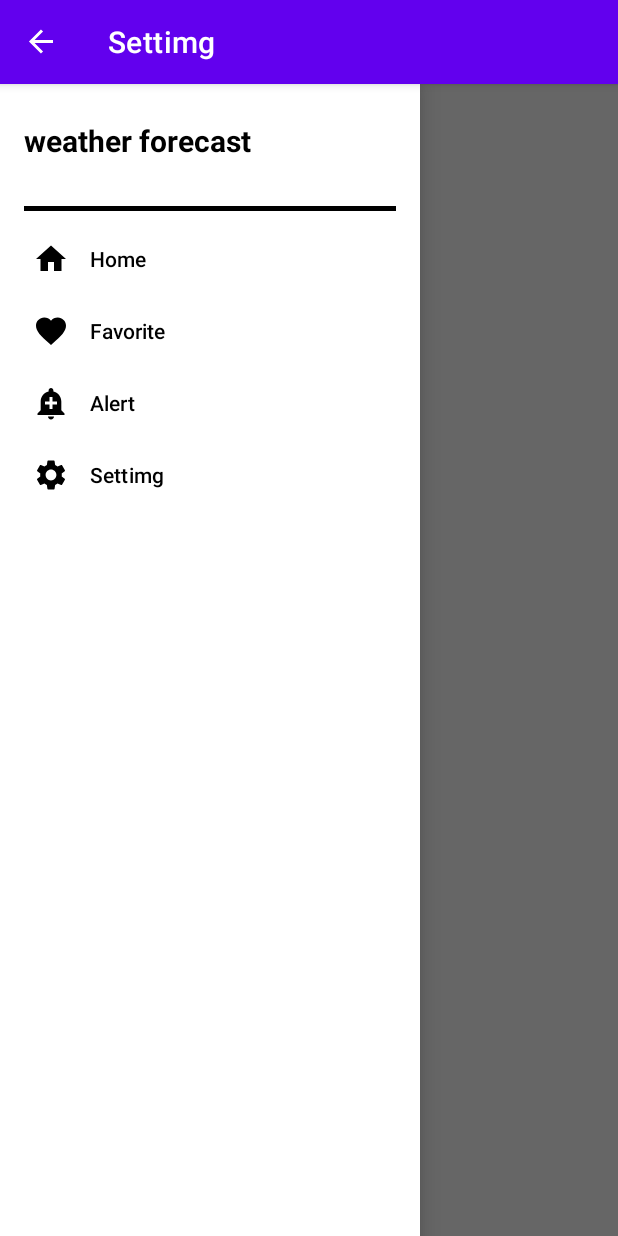
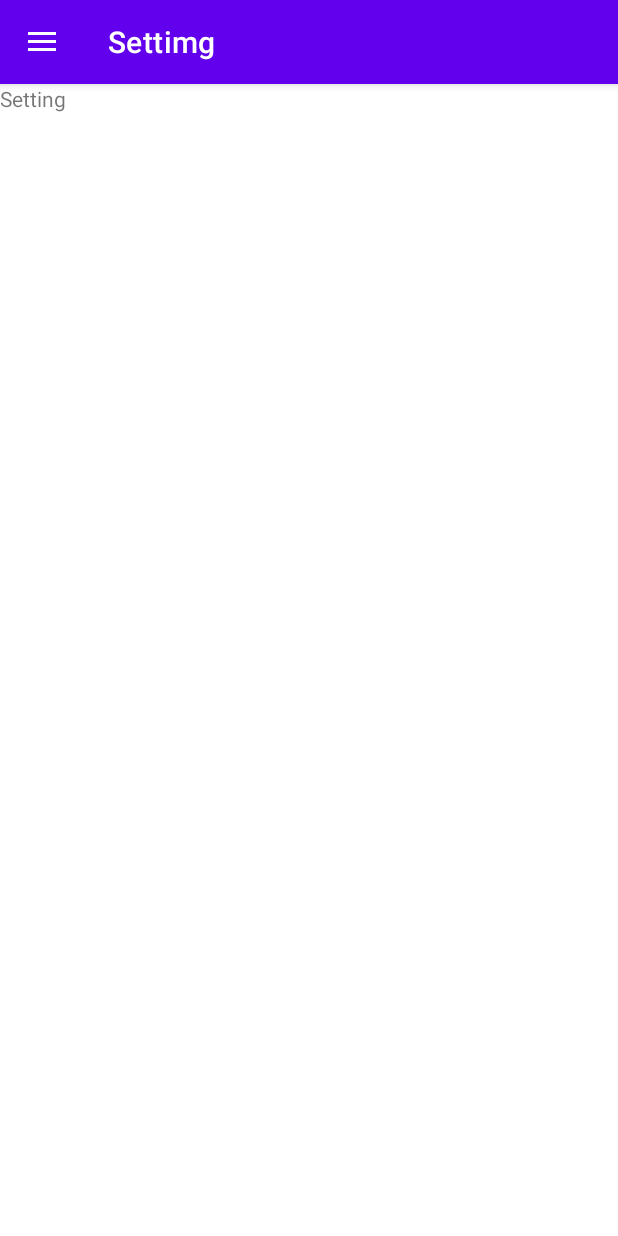
Before and after one commit to AbdelrahmanSayed19598/Dark-Sky, an Android app: the screen it shows after launch (MainActivity), in the side drawer, after a tap on "Settimg", on a phone screen of 412 x 824 dp. Run offline under Robolectric (Android 15) with nearby library versions, the phone set to English and light mode, and no system bars.

Commit message:
handel navigation from drawer an replace fragment on home activity

```diff
--- a/app/src/main/java/com/example/weatherforecast/MainActivity.kt
+++ b/app/src/main/java/com/example/weatherforecast/MainActivity.kt
@@ -2,8 +2,10 @@ package com.example.weatherforecast
 
 import androidx.appcompat.app.AppCompatActivity
 import android.os.Bundle
+import android.view.Gravity
 import android.view.MenuItem
 import androidx.appcompat.app.ActionBarDrawerToggle
+import androidx.core.view.GravityCompat
 import androidx.drawerlayout.widget.DrawerLayout
 import androidx.fragment.app.Fragment
 import com.example.weatherforecast.alerts.AlertFragment
@@ -15,10 +17,11 @@ import com.google.android.material.navigation.NavigationView
 class MainActivity : AppCompatActivity() {
     lateinit var togel : ActionBarDrawerToggle
     lateinit var drawerLayout: DrawerLayout
-
+     var id : Int = 0
     override fun onCreate(savedInstanceState: Bundle?) {
         super.onCreate(savedInstanceState)
         setContentView(R.layout.activity_main)
+
 
        drawerLayout  = findViewById(R.id.drawerLayout)
         val navView : NavigationView = findViewById(R.id.navView)
@@ -32,10 +35,28 @@ class MainActivity : AppCompatActivity() {
 
         navView.setNavigationItemSelectedListener {
             when(it.itemId){
-                R.id.nav_home -> replaceFragment(HomeFragment(),it.title.toString())
-                R.id.nav_favorite -> replaceFragment(FavoriteFragment(),it.title.toString())
-                R.id.nav_alert -> replaceFragment(AlertFragment(),it.title.toString())
-                R.id.nav_setting -> replaceFragment(SettingFragment(),it.title.toString())
+                R.id.nav_home -> {
+                    id = R.id.nav_home
+                    replaceFragment(HomeFragment(),it.title.toString())
+                drawerLayout.closeDrawer(GravityCompat.START)
+                }
+
+                R.id.nav_favorite -> {
+                    id = R.id.nav_favorite
+                    replaceFragment(FavoriteFragment(),it.title.toString())
+                    drawerLayout.closeDrawer(GravityCompat.START)
+                }
+                R.id.nav_alert -> {
+                    id = R.id.nav_alert
+                    replaceFragment(AlertFragment(),it.title.toString())
+                    drawerLayout.closeDrawer(GravityCompat.START)
+
+                }
+                R.id.nav_setting ->{
+                    id = R.id.nav_setting
+                    replaceFragment(SettingFragment(), it.title.toString())
+            drawerLayout.closeDrawer(GravityCompat.START)
+                 }
             }
             true
         }
@@ -58,4 +79,17 @@ class MainActivity : AppCompatActivity() {
         frahmentTransaction.commit()
         setTitle(title)
     }
+
+    override fun onBackPressed() {
+        if(drawerLayout.isDrawerOpen(GravityCompat.START)){
+            drawerLayout.closeDrawer(GravityCompat.START)
+        }
+       else if (id != R.id.nav_home){
+            replaceFragment(HomeFragment(),"Home")
+            id = R.id.nav_home
+        }
+        else {
+            super.onBackPressed()
+        }
+    }
 }
--- a/app/src/main/res/menu/nav_menu.xml
+++ b/app/src/main/res/menu/nav_menu.xml
@@ -2,7 +2,7 @@
 <menu xmlns:android="http://schemas.android.com/apk/res/android"
     xmlns:tools="http://schemas.android.com/tools"
     tools:showIN="navigation_view">
-
+ <group android:checkableBehavior="single">
     <item
     android:id="@+id/nav_home"
     android:title="Home"
@@ -23,4 +23,5 @@
         android:title="Settimg"
         android:icon="@drawable/ic_baseline_settings_24"
         />
+ </group>
 </menu>
```
